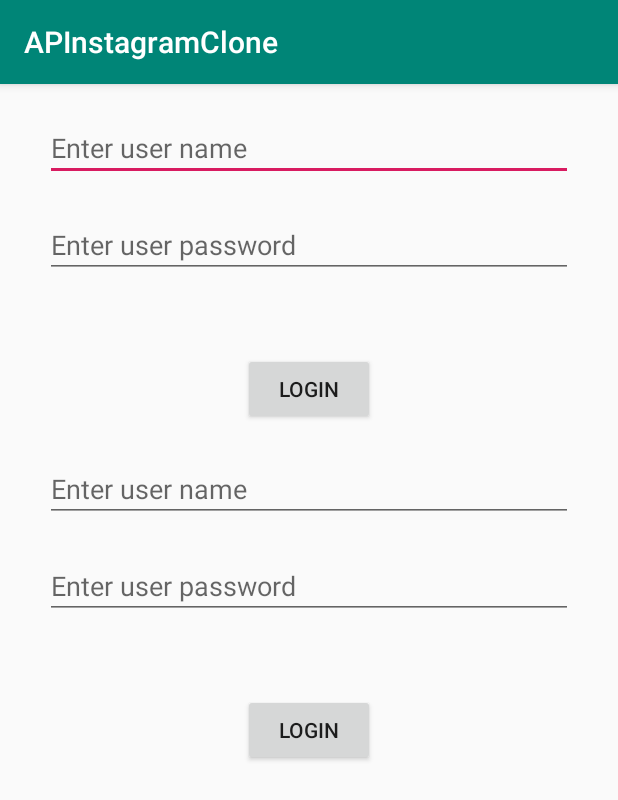
After one commit to ledungcobra/APInstagramClone, an Android app: the SignUpLoginActivity screen opened directly, with no data from a screen before it, on a phone screen of 412 x 824 dp. The commit adds this screen. Shown: the top 800 px of the screen. Run offline under Robolectric (Android 15) with nearby library versions, the phone set to English and light mode, and no system bars.

Commit message:
Add Signup Login Activity

```diff
--- a/app/src/main/AndroidManifest.xml
+++ b/app/src/main/AndroidManifest.xml
@@ -10,6 +10,7 @@
         android:supportsRtl="true"
         android:name=".App"
         android:theme="@style/AppTheme">
+
         <activity android:name=".SignUp">
             <intent-filter>
                 <action android:name="android.intent.action.MAIN" />
@@ -17,6 +18,9 @@
                 <category android:name="android.intent.category.LAUNCHER" />
             </intent-filter>
         </activity>
+
+        <activity android:name=".SignUpLoginActivity"/>
+
         <meta-data
             android:name="com.parse.SERVER_URL"
             android:value="@string/back4app_server_url" />
--- /dev/null
+++ b/app/src/main/java/com/example/apinstagramclone/SignUpLoginActivity.java
@@ -0,0 +1,54 @@
+package com.example.apinstagramclone;
+
+import android.os.Bundle;
+import android.view.View;
+import android.widget.Button;
+import android.widget.EditText;
+
+import androidx.annotation.Nullable;
+import androidx.appcompat.app.AppCompatActivity;
+
+public class SignUpLoginActivity extends AppCompatActivity implements View.OnClickListener{
+
+    private EditText edtUserNameSignup,edtUserNameLogin,edtUserPasswordSignUp,
+                        edtUserPasswordLogin;
+    Button btnSignUp,btnLogin;
+
+
+    @Override
+    protected void onCreate(@Nullable Bundle savedInstanceState) {
+        super.onCreate(savedInstanceState);
+        setContentView(R.layout.signup_login_activity);
+
+        edtUserNameLogin = findViewById(R.id.edtUserNameLogin);
+        edtUserNameSignup = findViewById(R.id.edtUserNameSignUp);
+        edtUserPasswordLogin = findViewById(R.id.edtUserPasswordLogin);
+        edtUserPasswordSignUp = findViewById(R.id.edtUserPasswordSignUp);
+
+        btnLogin = findViewById(R.id.btnLogin);
+        btnSignUp = findViewById(R.id.btnSignUp);
+
+        btnSignUp.setOnClickListener(this);
+        btnLogin.setOnClickListener(this);
+
+
+
+    }
+
+    @Override
+    public void onClick(View v) {
+        switch (v.getId()){
+            case R.id.btnSignUp:
+
+
+
+                break;
+            case R.id.btnLogin:
+
+
+
+                break;
+
+        }
+    }
+}
--- /dev/null
+++ b/app/src/main/res/layout/signup_login_activity.xml
@@ -0,0 +1,76 @@
+<?xml version="1.0" encoding="utf-8"?>
+<androidx.constraintlayout.widget.ConstraintLayout
+    xmlns:android="http://schemas.android.com/apk/res/android"
+    xmlns:app="http://schemas.android.com/apk/res-auto"
+    android:layout_width="match_parent"
+    android:layout_height="match_parent">
+
+    <LinearLayout
+        android:layout_width="match_parent"
+        android:layout_height="match_parent"
+        android:orientation="vertical"
+        app:layout_constraintBottom_toBottomOf="parent"
+        app:layout_constraintEnd_toEndOf="parent"
+        app:layout_constraintStart_toStartOf="parent"
+        app:layout_constraintTop_toTopOf="parent">
+
+        <EditText
+            android:layout_width="match_parent"
+            android:layout_height="wrap_content"
+            android:paddingVertical="10dp"
+            android:layout_marginHorizontal="30dp"
+            android:layout_marginTop="20dp"
+            android:hint="Enter user name"
+            android:id="@+id/edtUserNameSignUp"
+
+            />
+        <EditText
+            android:layout_width="match_parent"
+            android:layout_height="wrap_content"
+            android:paddingVertical="10dp"
+            android:layout_marginHorizontal="30dp"
+            android:layout_marginTop="20dp"
+            android:hint="Enter user password"
+            android:id="@+id/edtUserPasswordSignUp"
+
+            />
+        <Button
+            android:layout_width="wrap_content"
+            android:layout_height="wrap_content"
+            android:layout_gravity="center_horizontal"
+            android:layout_marginTop="50dp"
+            android:paddingHorizontal="20dp"
+            android:text="LOGIN"
+            android:id="@+id/btnSignUp"
+            />
+        <EditText
+            android:layout_width="match_parent"
+            android:layout_height="wrap_content"
+            android:paddingVertical="10dp"
+            android:layout_marginHorizontal="30dp"
+            android:layout_marginTop="20dp"
+            android:hint="Enter user name"
+            android:id="@+id/edtUserNameLogin"
+
+            />
+        <EditText
+            android:layout_width="match_parent"
+            android:layout_height="wrap_content"
+            android:paddingVertical="10dp"
+            android:layout_marginHorizontal="30dp"
+            android:layout_marginTop="20dp"
+            android:hint="Enter user password"
+            android:id="@+id/edtUserPasswordLogin"
+
+            />
+        <Button
+            android:layout_width="wrap_content"
+            android:layout_height="wrap_content"
+            android:layout_gravity="center_horizontal"
+            android:layout_marginTop="50dp"
+            android:paddingHorizontal="20dp"
+            android:text="LOGIN"
+            android:id="@+id/btnLogin"
+            />
+    </LinearLayout>
+</androidx.constraintlayout.widget.ConstraintLayout>
```
Also changed, not shown: app/src/main/java/com/example/apinstagramclone/SignUp.java (+55 -16 lines), app/src/main/res/layout/activity_sign_up.xml (+78 -8 lines).
